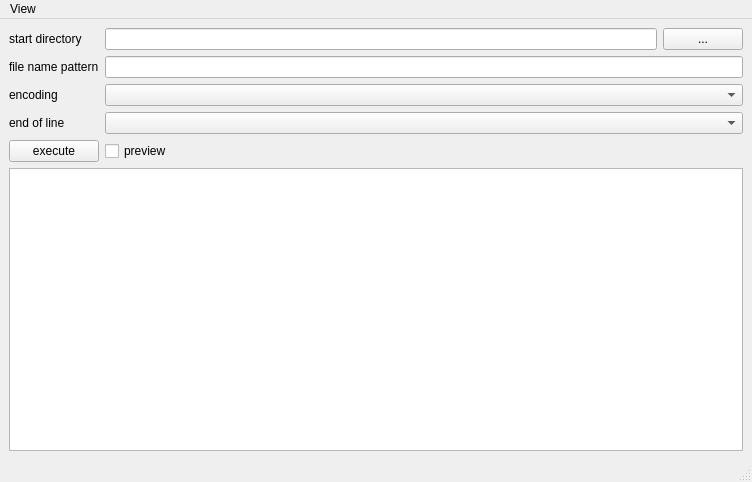
This is mainform.ui in tripod31/conv_encoding as Qt 5 draws it before an edit. The edited form follows.
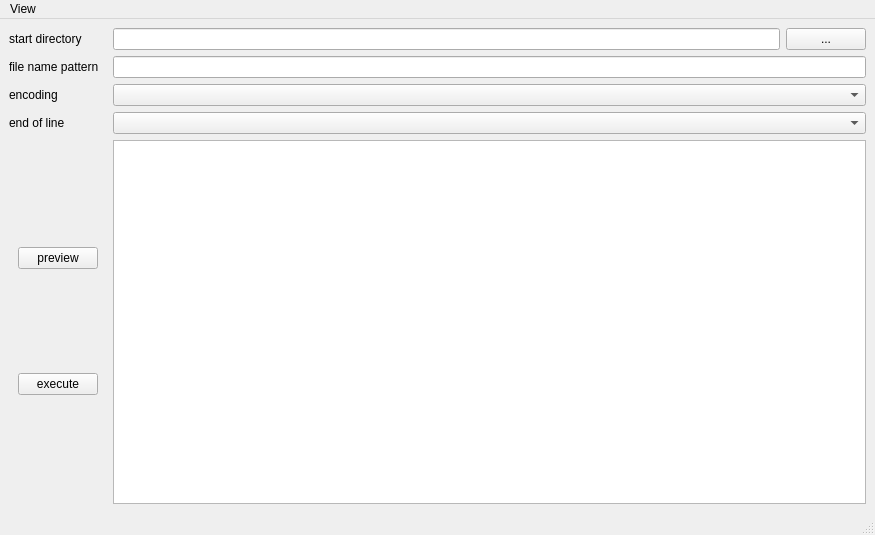
This is the edited form.

Commit message: preview button

What changed in the file:
```diff
--- a/mainform.ui
+++ b/mainform.ui
@@ -6,15 +6,15 @@
    <rect>
     <x>0</x>
     <y>0</y>
-    <width>752</width>
-    <height>482</height>
+    <width>875</width>
+    <height>535</height>
    </rect>
   </property>
   <property name="windowTitle">
    <string>conv_encoding</string>
   </property>
   <widget class="QWidget" name="centralwidget">
-   <layout class="QGridLayout" name="gridLayout">
+   <layout class="QGridLayout" name="gridLayout_2">
     <item row="0" column="0">
      <widget class="QLabel" name="label">
       <property name="text">
@@ -73,23 +73,29 @@
     <item row="3" column="1">
      <widget class="QComboBox" name="comboBox_eol"/>
     </item>
+    <item row="4" column="1">
+     <widget class="QTextEdit" name="textEdit_output"/>
+    </item>
     <item row="4" column="0">
+     <widget class="QWidget" name="widget" native="true">
+      <layout class="QGridLayout" name="gridLayout">
+       <item row="0" column="0">
+        <widget class="QPushButton" name="pushButton_preview">
+         <property name="text">
+          <string>preview</string>
+         </property>
+        </widget>
+       </item>
+       <item row="1" column="0">
      <widget class="QPushButton" name="pushButton_exec">
       <property name="text">
        <string>execute</string>
       </property>
      </widget>
     </item>
-    <item row="4" column="1">
-     <widget class="QCheckBox" name="checkBox_preview">
-      <property name="text">
-       <string>preview</string>
-      </property>
+      </layout>
      </widget>
     </item>
-    <item row="5" column="0" colspan="2">
-     <widget class="QTextEdit" name="textEdit_output"/>
-    </item>
    </layout>
   </widget>
   <widget class="QMenuBar" name="menubar">
@@ -97,7 +103,7 @@
     <rect>
      <x>0</x>
      <y>0</y>
-     <width>752</width>
+     <width>875</width>
      <height>26</height>
     </rect>
    </property>
```
Lines whose indentation alone changed are shown as unchanged. The commit also changes 4 other files.
